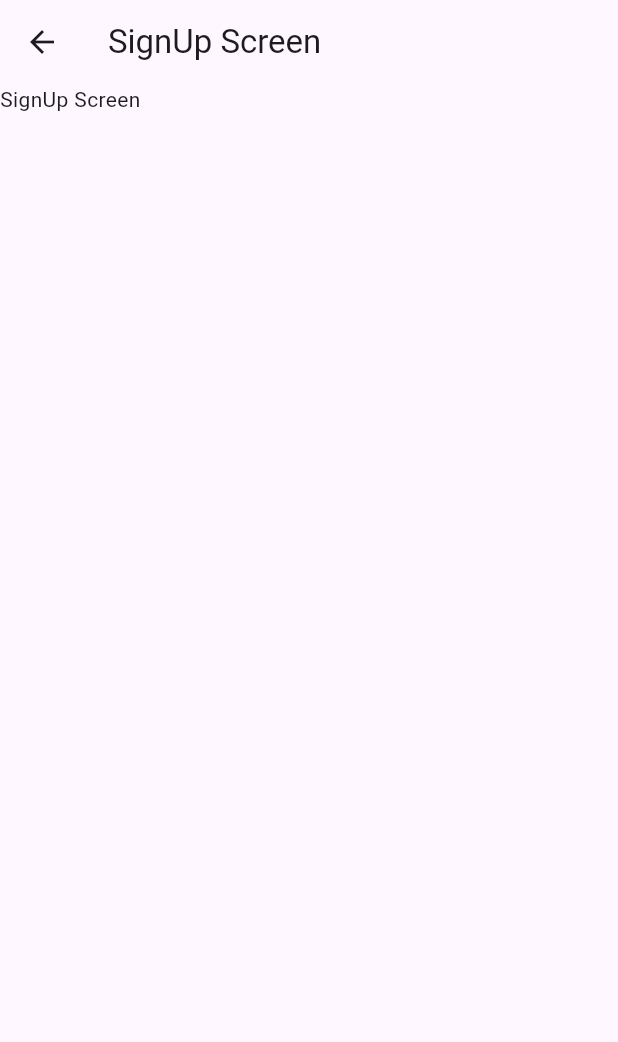
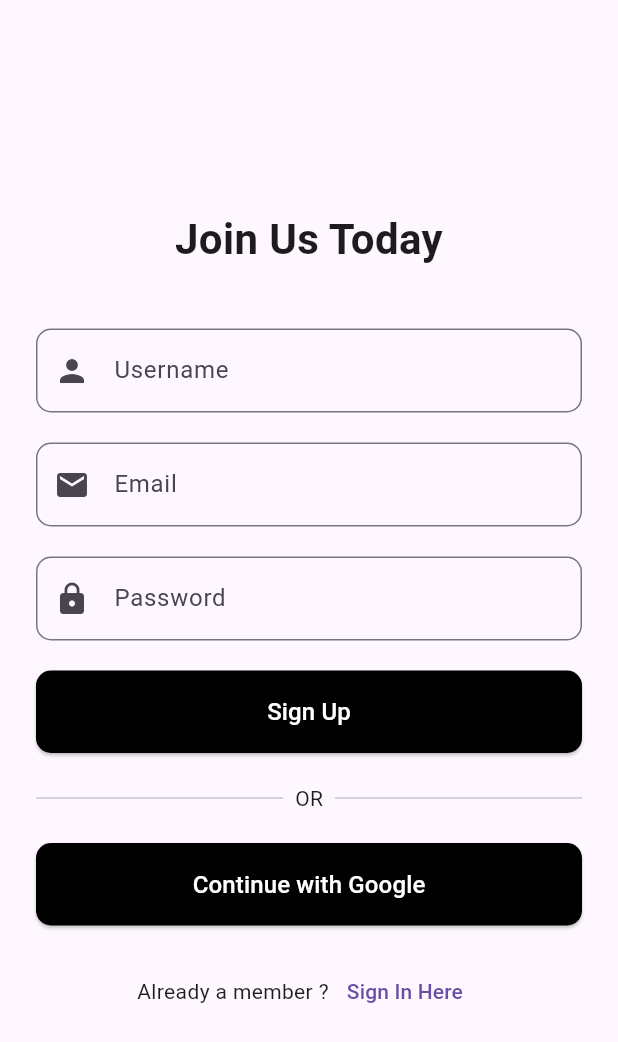
Before and after one commit to sachi-tmg/linkora_app, a Flutter app: the SignupScreenView screen opened directly, on a phone screen of 412 x 824 dp. Shown: the top 1042 px of the screen. Run offline on Flutter 3.47's test engine with Material 3 defaults, Android fonts, the phone set to English and light mode, and no system bars.

Commit message:
signup_screen_view

```diff
--- a/lib/view/signup_screen_view.dart
+++ b/lib/view/signup_screen_view.dart
@@ -6,10 +6,112 @@ class SignupScreenView extends StatelessWidget {
   @override
   Widget build(BuildContext context) {
     return Scaffold(
-      appBar: AppBar(
-        title: const Text("SignUp Screen"),
+      body: Padding(
+        padding: const EdgeInsets.symmetric(horizontal: 24.0),
+        child: Column(
+          mainAxisAlignment: MainAxisAlignment.center,
+          crossAxisAlignment: CrossAxisAlignment.stretch,
+          children: [
+            const Text(
+              'Join Us Today',
+              textAlign: TextAlign.center,
+              style: TextStyle(
+                fontSize: 28,
+                fontWeight: FontWeight.bold,
+              ),
+            ),
+            const SizedBox(height: 40),
+            TextField(
+              decoration: InputDecoration(
+                labelText: 'Username',
+                prefixIcon: const Icon(Icons.person),
+                border: OutlineInputBorder(
+                  borderRadius: BorderRadius.circular(10),
+                ),
+              ),
+            ),
+            const SizedBox(height: 20),
+            TextField(
+              decoration: InputDecoration(
+                labelText: 'Email',
+                prefixIcon: const Icon(Icons.email),
+                border: OutlineInputBorder(
+                  borderRadius: BorderRadius.circular(10),
+                ),
+              ),
+            ),
+            const SizedBox(height: 20),
+            TextField(
+              obscureText: true,
+              decoration: InputDecoration(
+                labelText: 'Password',
+                prefixIcon: const Icon(Icons.lock),
+                border: OutlineInputBorder(
+                  borderRadius: BorderRadius.circular(10),
+                ),
+              ),
+            ),
+            const SizedBox(height: 20),
+            ElevatedButton(
+              onPressed: () {},
+              style: ElevatedButton.styleFrom(
+                shape: RoundedRectangleBorder(
+                  borderRadius: BorderRadius.circular(10),
+                ),
+                backgroundColor: Colors.black,
+                padding: const EdgeInsets.symmetric(vertical: 16),
+              ),
+              child: const Text(
+                'Sign Up',
+                style: TextStyle(
+                  color: Colors.white,
+                  fontSize: 16.0,
+                ),
+              ),
+            ),
+            const SizedBox(height: 20),
+            const Row(
+              children: [
+                Expanded(child: Divider()),
+                Padding(
+                  padding: EdgeInsets.symmetric(horizontal: 8.0),
+                  child: Text('OR'),
+                ),
+                Expanded(child: Divider()),
+              ],
+            ),
+            const SizedBox(height: 20),
+            ElevatedButton.icon(
+              onPressed: () {},
+              style: ElevatedButton.styleFrom(
+                shape: RoundedRectangleBorder(
+                  borderRadius: BorderRadius.circular(10),
+                ),
+                backgroundColor: Colors.black,
+                padding: const EdgeInsets.symmetric(vertical: 16),
+              ),
+              label: const Text(
+                'Continue with Google',
+                style: TextStyle(
+                  color: Colors.white,
+                  fontSize: 16.0,
+                ),
+              ),
+            ),
+            const SizedBox(height: 20),
+            Row(
+              mainAxisAlignment: MainAxisAlignment.center,
+              children: [
+                const Text("Already a member ?"),
+                TextButton(
+                  onPressed: () {},
+                  child: const Text('Sign In Here'),
+                ),
+              ],
+            ),
+          ],
+        ),
       ),
-      body: const Text("SignUp Screen"),
     );
   }
 }
```
